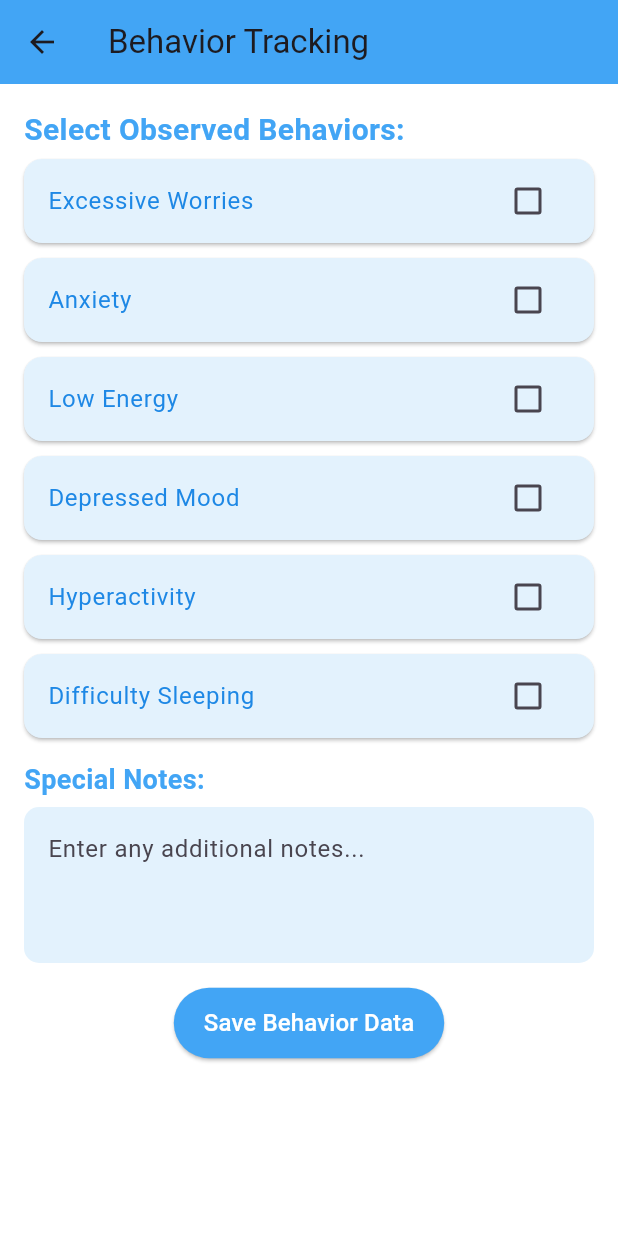
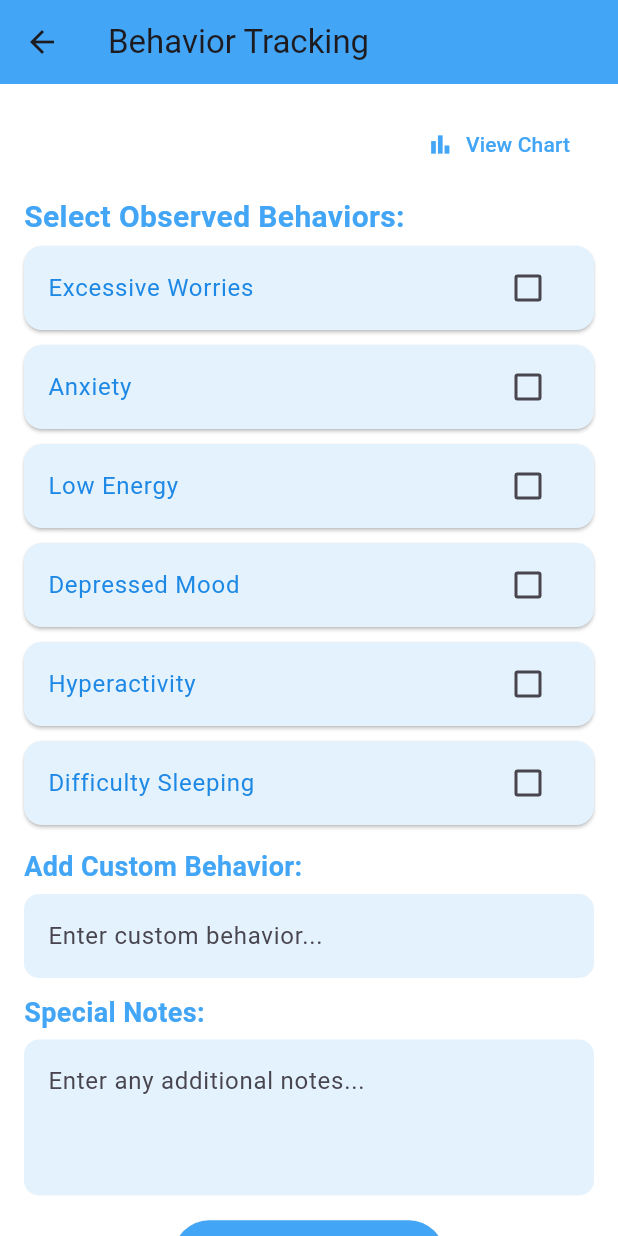
Before and after one commit to piyara99/testapp1, a Flutter app: the BehaviorTrackingPage screen opened directly, on a phone screen of 412 x 824 dp. Run offline on Flutter 3.47's test engine with Material 3 defaults, Android fonts, the light colour scheme and no system bars; our stand-ins replace cloud_firestore, firebase_auth, firebase_core, fl_chart; accounts and stored records are empty.

Commit message:
updated behavior tracking page and added behavior chart

```diff
--- a/lib/behavior_tracking.dart
+++ b/lib/behavior_tracking.dart
@@ -1,6 +1,9 @@
 import 'package:flutter/material.dart';
+import 'package:cloud_firestore/cloud_firestore.dart';
+import 'package:firebase_auth/firebase_auth.dart';
+import 'behavior_chart_page.dart';
 
-// Keeping the _BehaviorTrackingPageState as private for the internal state class
+// BehaviorTrackingPage now uses the logged-in user's ID
 class BehaviorTrackingPage extends StatefulWidget {
   const BehaviorTrackingPage({super.key});
 
@@ -8,7 +11,6 @@ class BehaviorTrackingPage extends StatefulWidget {
   _BehaviorTrackingPageState createState() => _BehaviorTrackingPageState();
 }
 
-// Private state class for internal use
 class _BehaviorTrackingPageState extends State<BehaviorTrackingPage> {
   final List<String> behaviorOptions = [
     'Excessive Worries',
@@ -19,42 +21,118 @@ class _BehaviorTrackingPageState extends State<BehaviorTrackingPage> {
     'Difficulty Sleeping',
   ];
 
-  // Making selectedBehaviors mutable by using a regular list and not final
   List<String> selectedBehaviors = [];
   final TextEditingController specialNotesController = TextEditingController();
+  final TextEditingController customBehaviorController =
+      TextEditingController();
+
+  // Get the current user's ID from Firebase Authentication
+  String get userId {
+    final user = FirebaseAuth.instance.currentUser;
+    if (user != null) {
+      return user.uid; // return the user's ID
+    }
+    return ''; // return empty string if the user is not authenticated
+  }
+
+  void _saveBehaviorData() async {
+    // Add custom behavior if any
+    final customBehavior = customBehaviorController.text.trim();
+    if (customBehavior.isNotEmpty &&
+        !selectedBehaviors.contains(customBehavior)) {
+      selectedBehaviors.add(customBehavior);
+    }
+
+    if (selectedBehaviors.isEmpty) {
+      ScaffoldMessenger.of(context).showSnackBar(
+        SnackBar(content: Text('Please select or add at least one behavior.')),
+      );
+      return;
+    }
+
+    try {
+      // Save data to Firestore under the user's ID
+      await FirebaseFirestore.instance
+          .collection('users')
+          .doc(userId)
+          .collection('behavior_logs')
+          .add({
+            'behaviors': selectedBehaviors,
+            'notes': specialNotesController.text.trim(),
+            'date': Timestamp.now(), // for chart use
+          });
+
+      // Clear form after save
+      setState(() {
+        selectedBehaviors.clear();
+        customBehaviorController.clear();
+        specialNotesController.clear();
+      });
+
+      // Show a success message
+      ScaffoldMessenger.of(context).showSnackBar(
+        SnackBar(content: Text('Behavior data saved successfully!')),
+      );
+
+      // Optionally, navigate back or stay on the page
+      // Navigator.pop(context); // Uncomment if you want to navigate back after saving
+    } catch (e) {
+      ScaffoldMessenger.of(
+        context,
+      ).showSnackBar(SnackBar(content: Text('Error saving behavior: $e')));
+    }
+  }
 
   @override
   Widget build(BuildContext context) {
     return Scaffold(
-      backgroundColor: Colors.white, // Background color same as other pages
+      backgroundColor: Colors.white,
       appBar: AppBar(
         title: Text('Behavior Tracking'),
-        backgroundColor: Colors.blue[400], // Consistent with dashboard
+        backgroundColor: Colors.blue[400],
       ),
       body: SingleChildScrollView(
-        // Ensures scrollability
         child: Padding(
           padding: const EdgeInsets.all(16.0),
           child: Column(
             crossAxisAlignment: CrossAxisAlignment.start,
             children: [
+              // Add this section for the chart navigation button
+              Align(
+                alignment: Alignment.topRight,
+                child: TextButton.icon(
+                  icon: Icon(Icons.bar_chart, color: Colors.blue[400]),
+                  label: Text(
+                    'View Chart',
+                    style: TextStyle(color: Colors.blue[400]),
+                  ),
+                  onPressed: () {
+                    Navigator.push(
+                      context,
+                      MaterialPageRoute(
+                        builder: (context) => BehaviorChartPage(userId: userId),
+                      ),
+                    );
+                  },
+                ),
+              ),
+              SizedBox(height: 10),
+
               Text(
                 'Select Observed Behaviors:',
                 style: TextStyle(
                   fontSize: 20,
                   fontWeight: FontWeight.bold,
-                  color: Colors.blue[400], // Consistent color
+                  color: Colors.blue[400],
                 ),
               ),
               ListView(
-                shrinkWrap:
-                    true, // Important for nesting ListView inside Column
-                physics:
-                    NeverScrollableScrollPhysics(), // Prevent internal scrolling
+                shrinkWrap: true,
+                physics: NeverScrollableScrollPhysics(),
                 children:
                     behaviorOptions.map((behavior) {
                       return Card(
-                        color: Colors.blue[50], // Light blue card background
+                        color: Colors.blue[50],
                         margin: EdgeInsets.symmetric(vertical: 5),
                         child: CheckboxListTile(
                           title: Text(
@@ -62,7 +140,7 @@ class _BehaviorTrackingPageState extends State<BehaviorTrackingPage> {
                             style: TextStyle(color: Colors.blue[600]),
                           ),
                           value: selectedBehaviors.contains(behavior),
-                          activeColor: Colors.blue[400], // Checkbox color
+                          activeColor: Colors.blue[400],
                           onChanged: (bool? value) {
                             setState(() {
                               if (value == true) {
@@ -78,36 +156,55 @@ class _BehaviorTrackingPageState extends State<BehaviorTrackingPage> {
               ),
               SizedBox(height: 10),
               Text(
+                'Add Custom Behavior:',
+                style: TextStyle(
+                  fontSize: 18,
+                  fontWeight: FontWeight.bold,
+                  color: Colors.blue[400],
+                ),
+              ),
+              SizedBox(height: 5),
+              TextField(
+                controller: customBehaviorController,
+                decoration: InputDecoration(
+                  hintText: 'Enter custom behavior...',
+                  filled: true,
+                  fillColor: Colors.blue[50],
+                  border: OutlineInputBorder(
+                    borderRadius: BorderRadius.circular(10),
+                    borderSide: BorderSide.none,
+                  ),
+                ),
+              ),
+              SizedBox(height: 10),
+              Text(
                 'Special Notes:',
                 style: TextStyle(
                   fontSize: 18,
                   fontWeight: FontWeight.bold,
-                  color: Colors.blue[400], // Matching title color
+                  color: Colors.blue[400],
                 ),
               ),
               SizedBox(height: 5),
               TextField(
                 controller: specialNotesController,
+                maxLines: 3,
                 decoration: InputDecoration(
                   hintText: 'Enter any additional notes...',
                   filled: true,
-                  fillColor: Colors.blue[50], // Light blue background
+                  fillColor: Colors.blue[50],
                   border: OutlineInputBorder(
                     borderRadius: BorderRadius.circular(10),
-                    borderSide: BorderSide.none, // Remove default border
+                    borderSide: BorderSide.none,
                   ),
                 ),
-                maxLines: 3,
               ),
               SizedBox(height: 16),
               Center(
                 child: ElevatedButton(
-                  onPressed: () {
-                    // Handle submission logic
-                    Navigator.pop(context);
-                  },
+                  onPressed: _saveBehaviorData,
                   style: ElevatedButton.styleFrom(
-                    backgroundColor: Colors.blue[400], // Matching button color
+                    backgroundColor: Colors.blue[400],
                     padding: EdgeInsets.symmetric(horizontal: 20, vertical: 12),
                   ),
                   child: Text(
--- a/pubspec.yaml
+++ b/pubspec.yaml
@@ -43,6 +43,7 @@ dependencies:
   cupertino_icons: ^1.0.8
   fl_chart: ^0.70.2
   firebase_auth: ^5.5.1
+  intl: ^0.20.2
 
 dev_dependencies:
   flutter_test:
```
Also changed, not shown: lib/behavior_chart_page.dart (added, +126 -0 lines), pubspec.lock.
